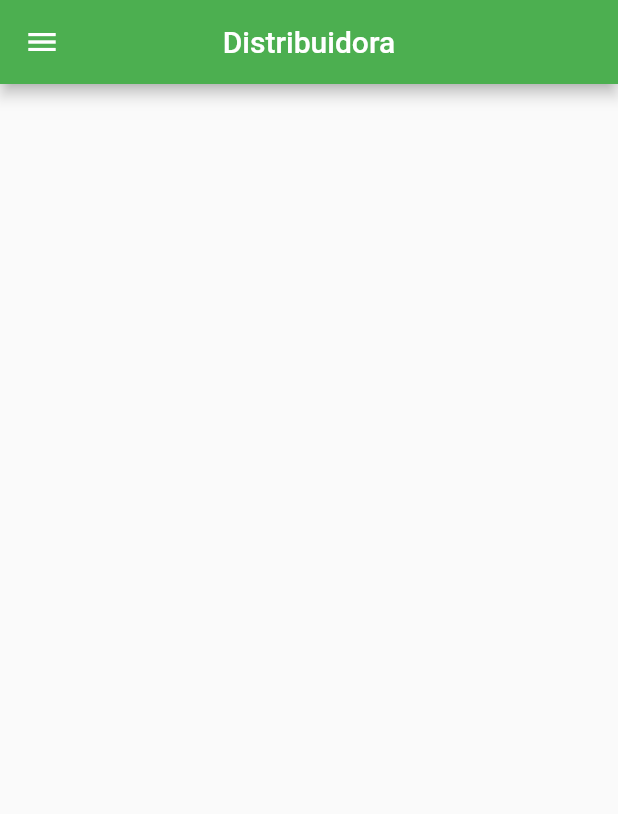
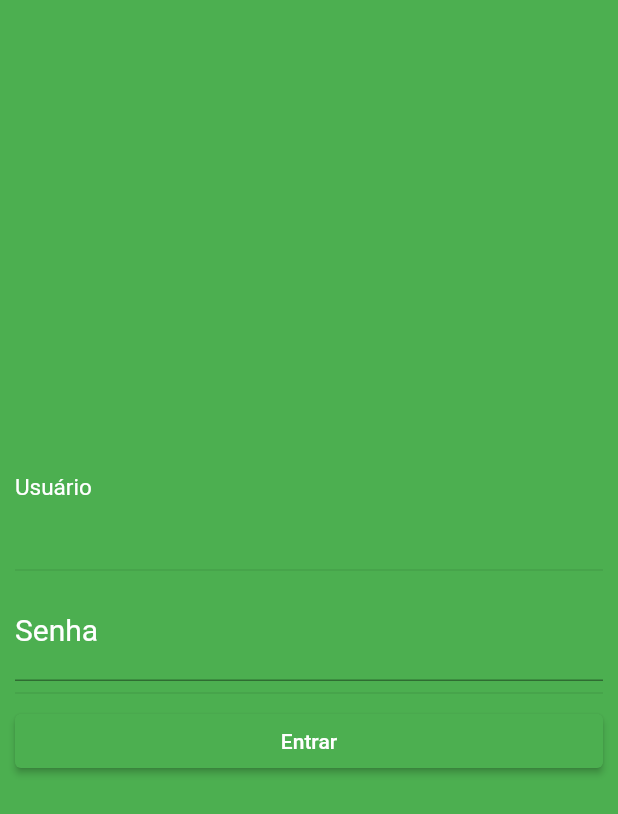
Before and after one commit to vi12caldeira/ProjetoMobile, a Flutter app: the screen it shows after launch, on a phone screen of 412 x 824 dp. Shown: the top 814 px of the screen. Run offline on Flutter 3.47's test engine with Material 2 defaults, Android fonts, the phone set to English and light mode, and no system bars.

Commit message:
Login page view

```diff
--- /dev/null
+++ b/projeto_cliente/lib/pages/login_page.dart
@@ -0,0 +1,56 @@
+import 'package:flutter/material.dart';
+
+class LoginPage extends StatefulWidget {
+  const LoginPage({Key? key}) : super(key: key);
+
+  @override
+  _LoginPageState createState() => _LoginPageState();
+}
+
+class _LoginPageState extends State<LoginPage> {
+  @override
+  Widget build(BuildContext context) {
+    return Scaffold(
+        backgroundColor: Colors.green,
+        body: Padding(
+            padding: EdgeInsets.all(10),
+            child: Center(
+              child: Column(
+                crossAxisAlignment: CrossAxisAlignment.stretch,
+                mainAxisAlignment: MainAxisAlignment.center,
+                children: <Widget>[
+                  TextFormField(
+                    autofocus: true,
+                    keyboardType: TextInputType.text,
+                    style: new TextStyle(color: Colors.white, fontSize: 20),
+                    decoration: InputDecoration(
+                        labelText: 'Usuário',
+                        labelStyle: TextStyle(color: Colors.white)),
+                  ),
+                  Divider(),
+                  TextFormField(
+                    autofocus: true,
+                    keyboardType: TextInputType.text,
+                    obscureText: true,
+                    style: new TextStyle(color: Colors.white, fontSize: 20),
+                    decoration: InputDecoration(
+                        labelText: 'Senha',
+                        labelStyle: TextStyle(color: Colors.white)),
+                  ),
+                  Divider(),
+                  ButtonTheme(
+                    height: 60.0,
+                    child: ElevatedButton(
+                      onPressed: () => {},
+                      child: Text(
+                        "Entrar",
+                        style: TextStyle(color: Colors.white),
+                      ),
+                      style: ElevatedButton.styleFrom(primary: Colors.green),
+                    ),
+                  )
+                ],
+              ),
+            )));
+  }
+}
--- a/projeto_cliente/lib/routes.dart
+++ b/projeto_cliente/lib/routes.dart
@@ -1,17 +1,17 @@
-import 'dart:js';
+import 'package:flutter/material.dart';
+import 'package:navegacao_drawer/pages/login_page.dart';
 
-import 'package:flutter/material.dart';
+import 'pages/cartoes_page.dart';
+import 'pages/cupons_page.dart';
+import 'pages/home_page.dart';
+import 'pages/pedidos_page.dart';
 
-import 'pages/cupons_page.dart';
-import 'pages/cartoes_page.dart';
-import 'pages/pedidos_page.dart';
-import 'pages/home_page.dart';
-
-Map<String, WidgetBuilder> routes(){
-  return{
-    '/': (context) => HomePage(),
+Map<String, WidgetBuilder> routes() {
+  return {
+    '/': (context) => LoginPage(),
+    '/home': (context) => HomePage(),
     '/cupons': (context) => CuponsPage(),
     '/cartoes': (context) => CartoesPage(),
-    '/pedidos': (context) =>PedidosPage(),
+    '/pedidos': (context) => PedidosPage(),
   };
 }
```
